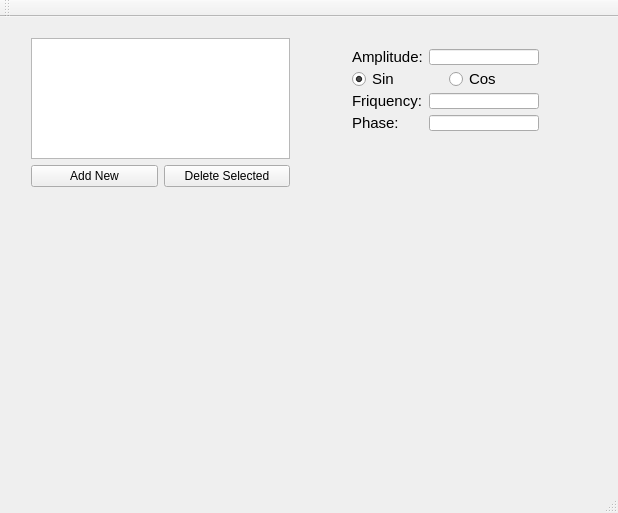
First picture: the form in Harmonic/mainwindow.ui, repository AlK2x/OOD, before the edit.
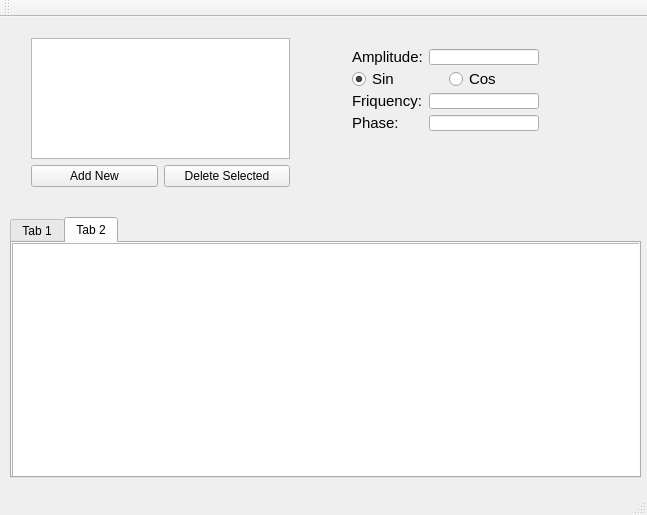
Second picture: the form after the edit. Custom widgets are drawn as their Qt base class.

Diff of the .ui file:
```diff
--- a/Harmonic/mainwindow.ui
+++ b/Harmonic/mainwindow.ui
@@ -6,8 +6,8 @@
    <rect>
     <x>0</x>
     <y>0</y>
-    <width>618</width>
-    <height>513</height>
+    <width>647</width>
+    <height>515</height>
    </rect>
   </property>
   <property name="windowTitle">
@@ -151,6 +151,49 @@
      </item>
     </layout>
    </widget>
+   <widget class="QTabWidget" name="tabWidget">
+    <property name="geometry">
+     <rect>
+      <x>10</x>
+      <y>200</y>
+      <width>631</width>
+      <height>261</height>
+     </rect>
+    </property>
+    <property name="currentIndex">
+     <number>1</number>
+    </property>
+    <widget class="QWidget" name="tab">
+     <attribute name="title">
+      <string>Tab 1</string>
+     </attribute>
+     <widget class="QCustomPlot" name="widget" native="true">
+      <property name="geometry">
+       <rect>
+        <x>0</x>
+        <y>0</y>
+        <width>631</width>
+        <height>241</height>
+       </rect>
+      </property>
+     </widget>
+    </widget>
+    <widget class="QWidget" name="tab_2">
+     <attribute name="title">
+      <string>Tab 2</string>
+     </attribute>
+     <widget class="QTableView" name="tableView">
+      <property name="geometry">
+       <rect>
+        <x>0</x>
+        <y>0</y>
+        <width>631</width>
+        <height>241</height>
+       </rect>
+      </property>
+     </widget>
+    </widget>
+   </widget>
   </widget>
   <widget class="QMenuBar" name="menuBar">
    <property name="geometry">
```
Left out of the diff: 12 changed lines with no effect on the pictures.
